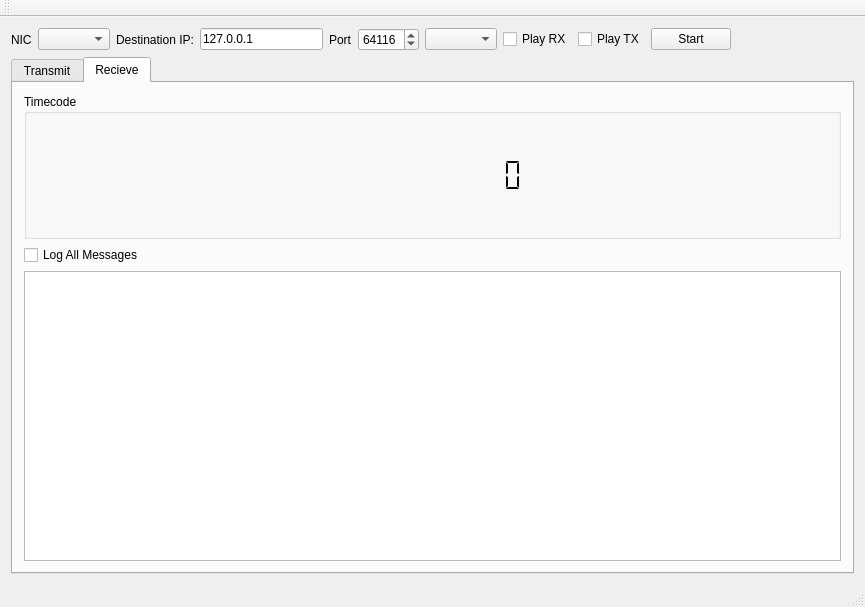
Above: src/mainwindow.ui from ETCLabs/UDPMidiTest before the change. Below: the same form after it.
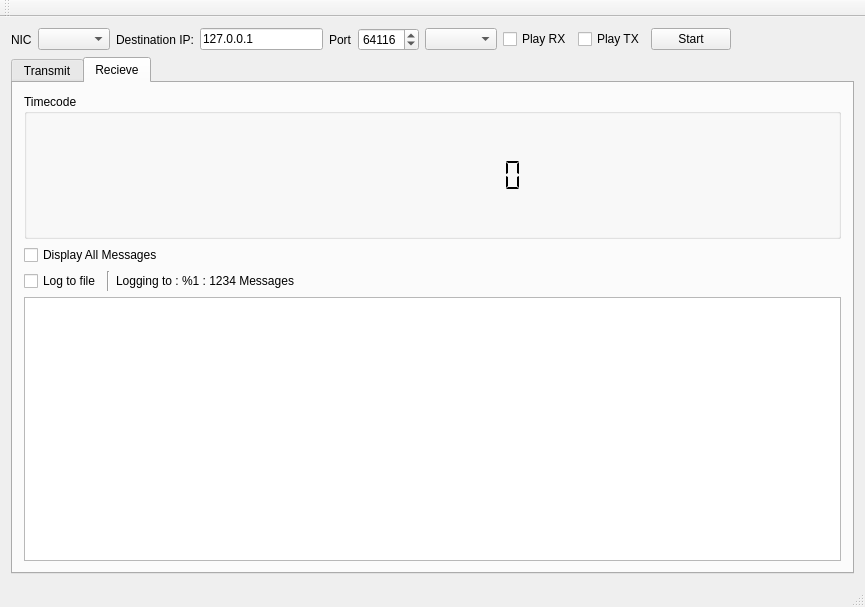
That is the form after the change. The open tabs and pages were chosen to show the change. Custom widgets are drawn as their Qt base class.

Commit message: Add logging of incoming MIDI to file

The edit to the form file:
```diff
--- a/src/mainwindow.ui
+++ b/src/mainwindow.ui
@@ -319,10 +319,48 @@
         <item>
          <widget class="QCheckBox" name="cbLogAllInput">
           <property name="text">
-           <string>Log All Messages</string>
+           <string>Display All Messages</string>
           </property>
          </widget>
         </item>
+        <item>
+         <layout class="QHBoxLayout" name="horizontalLayout_3">
+          <item>
+           <widget class="QCheckBox" name="cbLogToFile">
+            <property name="text">
+             <string>Log to file</string>
+            </property>
+           </widget>
+          </item>
+          <item>
+           <widget class="Line" name="line">
+            <property name="orientation">
+             <enum>Qt::Vertical</enum>
+            </property>
+           </widget>
+          </item>
+          <item>
+           <widget class="QLabel" name="lbLogInfo">
+            <property name="text">
+             <string>Logging to : %1 : 1234 Messages</string>
+            </property>
+           </widget>
+          </item>
+          <item>
+           <spacer name="horizontalSpacer_4">
+            <property name="orientation">
+             <enum>Qt::Horizontal</enum>
+            </property>
+            <property name="sizeHint" stdset="0">
+             <size>
+              <width>40</width>
+              <height>20</height>
+             </size>
+            </property>
+           </spacer>
+          </item>
+         </layout>
+        </item>
         <item>
          <widget class="QListWidget" name="lvRxMessages"/>
         </item>
```
Left out of the diff: 4 changed lines with no effect on the pictures. The commit also changes 3 other files.
